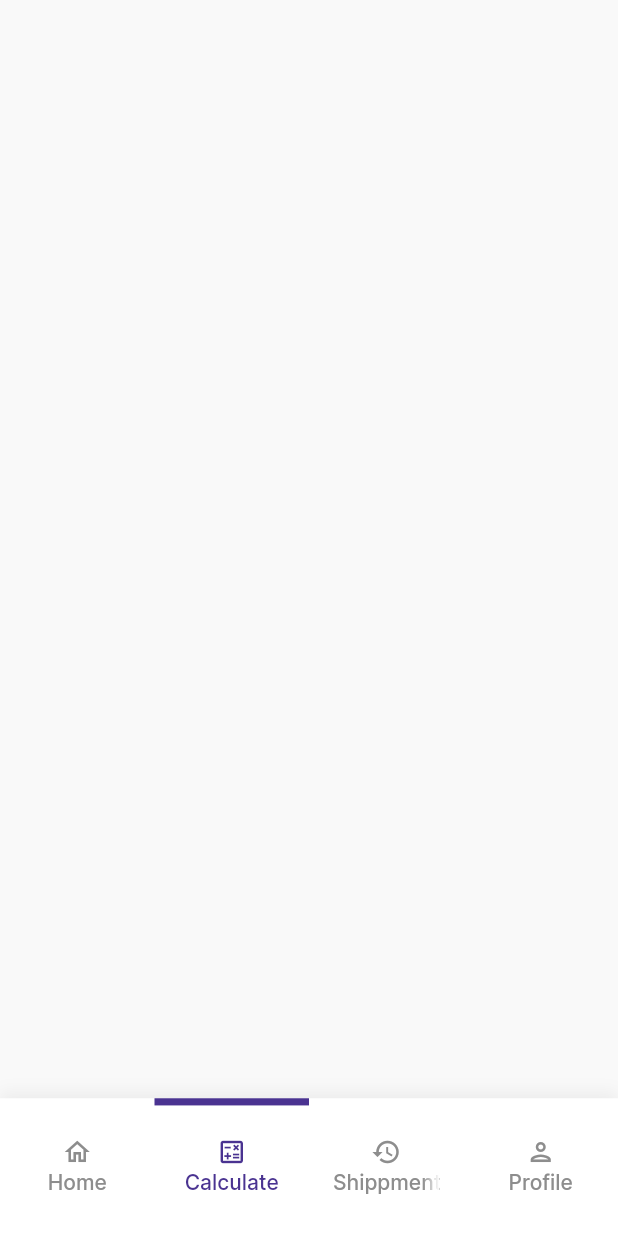
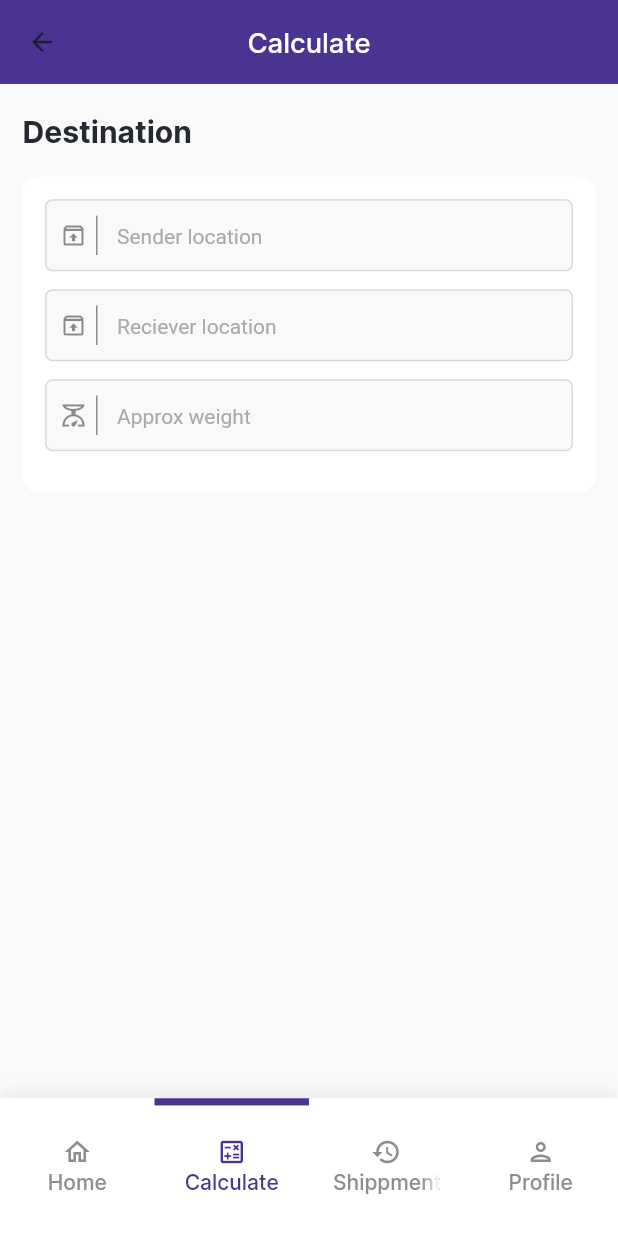
Before and after one commit to abiodundotdev/moniepoint_challenge_abiodun, a Flutter app: the screen it shows after launch, item 2 of the bottom bar chosen, on a phone screen of 412 x 824 dp. Shown: the top 1233 px of the screen. Run offline on Flutter 3.47's test engine with Material 2 defaults, Android fonts, the phone set to English and light mode, and no system bars; our stand-ins replace flutter_screenutil, gap.

```diff
--- a/lib/core/app_theme.dart
+++ b/lib/core/app_theme.dart
@@ -82,18 +82,18 @@ class AppTheme extends InheritedTheme {
           ),
           focusColor: AppColors.primary,
           suffixIconColor: const Color(0xFFC7C7C7),
-          hintStyle: theme.textTheme.bodySmall!.copyWith(
-            color: const Color(0XFFBFBFBF),
+          hintStyle: theme.textTheme.bodyMedium!.copyWith(
+            color: AppColors.grey.shade500,
           ),
           enabledBorder: textFieldBorder,
           errorBorder: textFieldBorder.copyWith(
             borderSide: BorderSide(color: borderSideErrorColor, width: 1.0),
           ),
           contentPadding: EdgeInsets.symmetric(
-            vertical: 13.0.h,
+            vertical: 10.0.h,
             horizontal: 12.0.h,
           ),
-          fillColor: Colors.white,
+          fillColor: AppColors.white.shade500,
           filled: true,
         ),
         textSelectionTheme: theme.textSelectionTheme.copyWith(
--- a/lib/presentation/dashboard/calculate_page.dart
+++ b/lib/presentation/dashboard/calculate_page.dart
@@ -1,4 +1,7 @@
 import 'package:flutter/material.dart';
+import 'package:flutter_screenutil/flutter_screenutil.dart';
+import 'package:gap/gap.dart';
+import 'package:moniepoint/core/core.dart';
 import 'package:moniepoint/presentation/widget/app_scaffold.dart';
 import 'package:moniepoint/presentation/widget/custom_app_bar.dart';
 
@@ -12,13 +15,80 @@ class CalculatePage extends StatefulWidget {
 class _CalculatePageState extends State<CalculatePage> {
   @override
   Widget build(BuildContext context) {
+    final textTheme = context.theme.textTheme;
+
     return AppScaffold(
       appBar: CustomAppBar(
         title: "Calculate",
       ),
       body: SingleChildScrollView(
         child: Column(
-          children: const [],
+          crossAxisAlignment: CrossAxisAlignment.start,
+          children: [
+            const Gap(20.0),
+            Text(
+              "Destination",
+              style:
+                  textTheme.titleLarge!.copyWith(fontWeight: FontWeight.w700),
+            ),
+            Gap(15.0.h),
+            Container(
+              margin: EdgeInsets.only(bottom: 10.0.h),
+              padding: const EdgeInsets.all(15.0),
+              decoration: ShapeDecoration(
+                color: Colors.white,
+                shape: RoundedRectangleBorder(
+                  borderRadius: BorderRadius.circular(10.0),
+                ),
+              ),
+              child: Column(
+                children: [
+                  TextFormField(
+                    decoration: inputDecoration(
+                      "Sender location",
+                      Icons.unarchive_outlined,
+                    ),
+                  ),
+                  Gap(10.0.h),
+                  TextFormField(
+                    decoration: inputDecoration(
+                      "Reciever location",
+                      Icons.unarchive_outlined,
+                    ),
+                  ),
+                  Gap(10.0.h),
+                  TextFormField(
+                    decoration: inputDecoration(
+                      "Approx weight",
+                      Icons.scale_outlined,
+                    ),
+                  ),
+                  Gap(10.0.h),
+                ],
+              ),
+            )
+          ],
+        ),
+      ),
+    );
+  }
+
+  InputDecoration inputDecoration(String hintText, IconData icon) {
+    return InputDecoration(
+      hintText: hintText,
+      prefixIcon: Padding(
+        padding: const EdgeInsets.symmetric(horizontal: 10),
+        child: Row(
+          mainAxisSize: MainAxisSize.min,
+          children: [
+            Icon(icon),
+            const Gap(6.0),
+            Container(
+              height: 22.0.h,
+              color: AppColors.grey,
+              width: 1.0,
+            ),
+          ],
         ),
       ),
     );
--- a/lib/presentation/dashboard/dashboard_page.dart
+++ b/lib/presentation/dashboard/dashboard_page.dart
@@ -1,6 +1,7 @@
 import 'package:flutter/material.dart';
 import 'package:flutter_screenutil/flutter_screenutil.dart';
 import 'package:moniepoint/core/core.dart';
+import 'package:moniepoint/presentation/dashboard/calculate_page.dart';
 import 'package:moniepoint/presentation/dashboard/home_page.dart';
 import 'package:moniepoint/presentation/dashboard/search_page.dart';
 import 'package:moniepoint/presentation/dashboard/shipment_history_page.dart';
@@ -38,7 +39,7 @@ class _DashboardPageState extends State<DashboardPage>
       _TabRouteView(
         icon: Icons.calculate_outlined,
         label: "Calculate",
-        page: const Text("", key: PageStorageKey("calculate")),
+        page: const CalculatePage(key: PageStorageKey("calculate")),
       ),
       _TabRouteView(
         icon: Icons.history_outlined,
--- a/lib/presentation/dashboard/shipment_history_page.dart
+++ b/lib/presentation/dashboard/shipment_history_page.dart
@@ -37,9 +37,9 @@ class _ShipmentHistoryPageState extends State<ShipmentHistoryPage>
       shipmentData.add("$i");
       ls.insertItem(
         shipmentData.length - 1,
-        duration: const Duration(milliseconds: 1000),
+        duration: const Duration(milliseconds: 100),
       );
-      await Future.delayed(const Duration(milliseconds: 1000));
+      await Future.delayed(const Duration(milliseconds: 100));
     }
   }
 
--- a/lib/presentation/widget/custom_app_bar.dart
+++ b/lib/presentation/widget/custom_app_bar.dart
@@ -74,7 +74,8 @@ class CustomAppBar extends StatelessWidget implements PreferredSizeWidget {
         style: titleTextStyle ??
             Theme.of(context).textTheme.bodySmall!.copyWith(
                   fontSize: 16.0.sp,
-                  fontWeight: FontWeight.w600,
+                  color: Colors.white,
+                  fontWeight: FontWeight.w500,
                 ),
       );
     }
```
